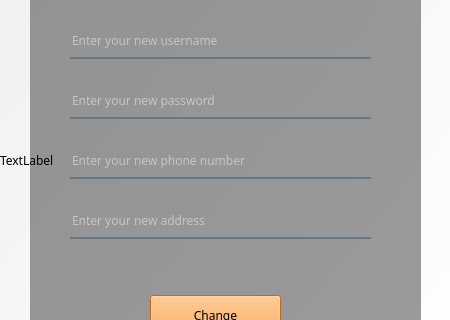
First picture: the form in SkullKing/changeinformation.ui, repository faezehghiasi/SkullKing_Game, before the edit; both pictures show x 0 to 450 and y 115 to 435 of the 450 by 550 pixel window.
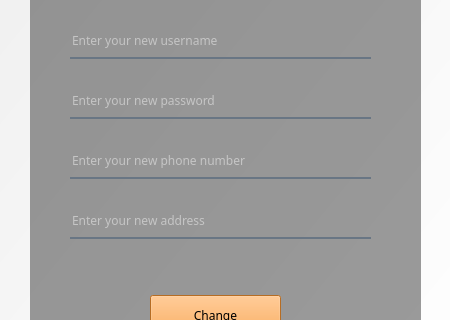
Second picture: the form after the edit. Icons and pictures are not drawn.

```diff
--- a/SkullKing/changeinformation.ui
+++ b/SkullKing/changeinformation.ui
@@ -57,7 +57,7 @@
 border-radius:20px</string>
      </property>
      <property name="text">
-      <string>TextLabel</string>
+      <string/>
      </property>
     </widget>
     <widget class="QLabel" name="label_2">
@@ -108,7 +108,7 @@
       <string>Change</string>
      </property>
     </widget>
-    <widget class="QWidget" name="">
+    <widget class="QWidget" name="layoutWidget">
      <property name="geometry">
       <rect>
        <x>70</x>
```
Left out of the diff: 2 changed lines with no effect on the pictures.
